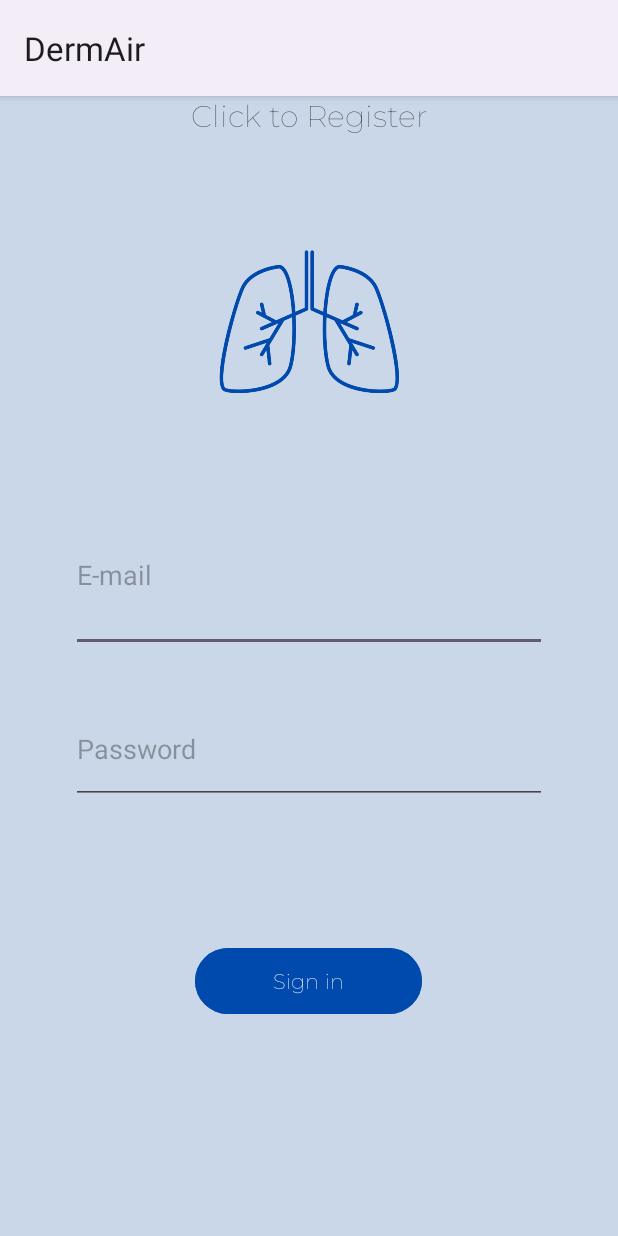
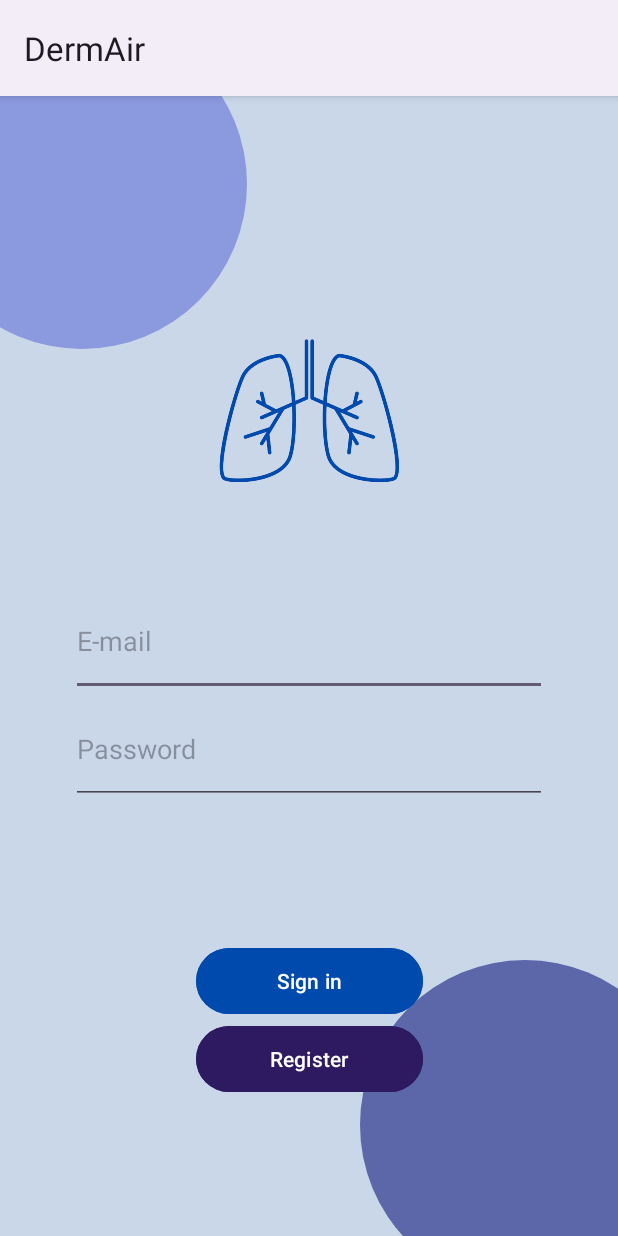
Before and after one commit to asha97/COEN_ELEC_390_Project, an Android app: the LoginPage screen opened directly, with no data from a screen before it, on a phone screen of 412 x 824 dp. Run offline under Robolectric (Android 15) with nearby library versions, the phone set to English and light mode, and no system bars; our stand-ins replace Firebase (no records; nobody signed in at launch, a user with empty details on screens opened directly); 1 statement that could not run was skipped.

Commit message:
implementation of register page-> issue #26

```diff
--- a/app/src/main/java/com/example/coen_elec_390_project/LoginPage.java
+++ b/app/src/main/java/com/example/coen_elec_390_project/LoginPage.java
@@ -21,10 +21,9 @@ import com.google.firebase.auth.FirebaseUser;
 public class LoginPage extends AppCompatActivity {
 
     EditText enterTextEmail, enterTextPassword;
-    Button loginButton;
+    Button loginButton, regButton;
     FirebaseAuth mAuth;
     ProgressBar progressBar;
-    TextView textView;
 
     //check if the person is already logged in
 
@@ -50,9 +49,9 @@ public class LoginPage extends AppCompatActivity {
         enterTextPassword = findViewById(R.id.userEnterPassword);
         loginButton = findViewById(R.id.loginbtnPage);
         progressBar = findViewById(R.id.progressBar);
-        textView = findViewById(R.id.registerNow);
+        regButton = findViewById(R.id.registerButton);
 
-        textView.setOnClickListener(new View.OnClickListener() {
+        regButton.setOnClickListener(new View.OnClickListener() {
             @Override
             public void onClick(View view) {
                 Intent intent = new Intent(getApplicationContext(), SignUpPage.class);
--- a/app/src/main/res/layout/activity_login_page.xml
+++ b/app/src/main/res/layout/activity_login_page.xml
@@ -7,18 +7,38 @@
     android:background="@color/teal_blue"
     tools:context=".LoginPage">
 
+
+    <ImageView
+        android:id="@+id/imageView3"
+        android:layout_width="220dp"
+        android:layout_height="220dp"
+        android:layout_marginEnd="248dp"
+        android:layout_marginBottom="592dp"
+        app:layout_constraintBottom_toBottomOf="parent"
+        app:layout_constraintEnd_toEndOf="parent"
+        app:srcCompat="@drawable/circle_purple3" />
+
+    <ImageView
+        android:id="@+id/imageView8"
+        android:layout_width="220dp"
+        android:layout_height="220dp"
+        android:layout_marginStart="240dp"
+        android:layout_marginTop="576dp"
+        app:layout_constraintStart_toStartOf="parent"
+        app:layout_constraintTop_toTopOf="parent"
+        app:srcCompat="@drawable/circle_purple1" />
+
     <EditText
         android:id="@+id/userEnterEmail"
         android:layout_width="317dp"
-        android:layout_height="0dp"
-        android:layout_marginBottom="389dp"
+        android:layout_height="73dp"
+        android:layout_marginBottom="360dp"
         android:ems="10"
         android:hint="E-mail"
         android:inputType="textEmailAddress"
         app:layout_constraintBottom_toBottomOf="parent"
         app:layout_constraintEnd_toEndOf="parent"
-        app:layout_constraintStart_toStartOf="parent"
-        app:layout_constraintTop_toBottomOf="@+id/registerNow" />
+        app:layout_constraintStart_toStartOf="parent" />
 
     <EditText
         android:id="@+id/userEnterPassword"
@@ -36,10 +56,10 @@
         android:id="@+id/lungsLogo"
         android:layout_width="179dp"
         android:layout_height="120dp"
+        android:layout_marginBottom="60dp"
         app:layout_constraintBottom_toTopOf="@+id/userEnterEmail"
         app:layout_constraintEnd_toEndOf="parent"
         app:layout_constraintStart_toStartOf="parent"
-        app:layout_constraintTop_toBottomOf="@+id/registerNow"
         app:srcCompat="@drawable/logo_lungs_no_bg" />
 
     <ProgressBar
@@ -56,28 +76,22 @@
         android:id="@+id/loginbtnPage"
         android:layout_width="151dp"
         android:layout_height="52dp"
-        android:layout_marginBottom="144dp"
         android:backgroundTint="#004AAD"
         android:text="Sign in"
-        android:fontFamily="@font/montserratt"
+        app:layout_constraintBottom_toTopOf="@+id/registerButton"
+        app:layout_constraintEnd_toEndOf="parent"
+        app:layout_constraintStart_toStartOf="parent" />
+
+    <Button
+        android:id="@+id/registerButton"
+        android:layout_width="151dp"
+        android:layout_height="52dp"
+        android:layout_marginBottom="92dp"
+        android:backgroundTint="#2D1A61"
+        android:text="Register"
         app:layout_constraintBottom_toBottomOf="parent"
         app:layout_constraintEnd_toEndOf="parent"
-        app:layout_constraintHorizontal_bias="0.498"
         app:layout_constraintStart_toStartOf="parent" />
 
-    <TextView
-        android:id="@+id/registerNow"
-        android:layout_width="0dp"
-        android:layout_height="wrap_content"
-        android:layout_marginBottom="242dp"
-        android:gravity="center"
-        android:text="@string/click_to_register"
-        android:textSize="20sp"
-        android:textStyle="bold"
-        android:fontFamily="@font/montserratt"
-        app:layout_constraintBottom_toTopOf="@+id/userEnterEmail"
-        app:layout_constraintEnd_toEndOf="parent"
-        app:layout_constraintStart_toStartOf="parent"
-        app:layout_constraintTop_toTopOf="parent" />
 
 </androidx.constraintlayout.widget.ConstraintLayout>
```
Also changed, not shown: app/src/main/res/layout/activity_connection_settings.xml (+0 -7 lines), app/src/main/res/layout/activity_main.xml (+31 -15 lines), app/src/main/res/layout/activity_sign_up_page.xml (+23 -5 lines).
